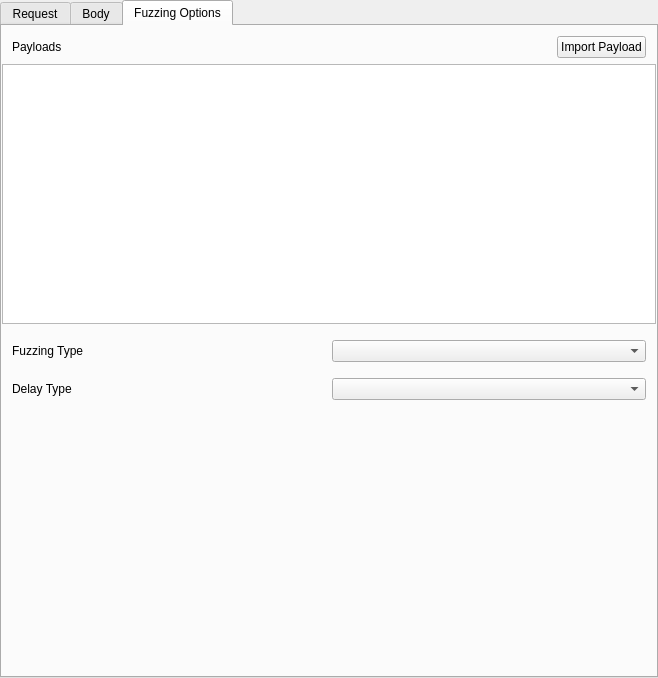
Before: the Qt Designer form src/views/editor/fuzz_view.ui in evanrolfe/pntest, drawn with Qt 5.
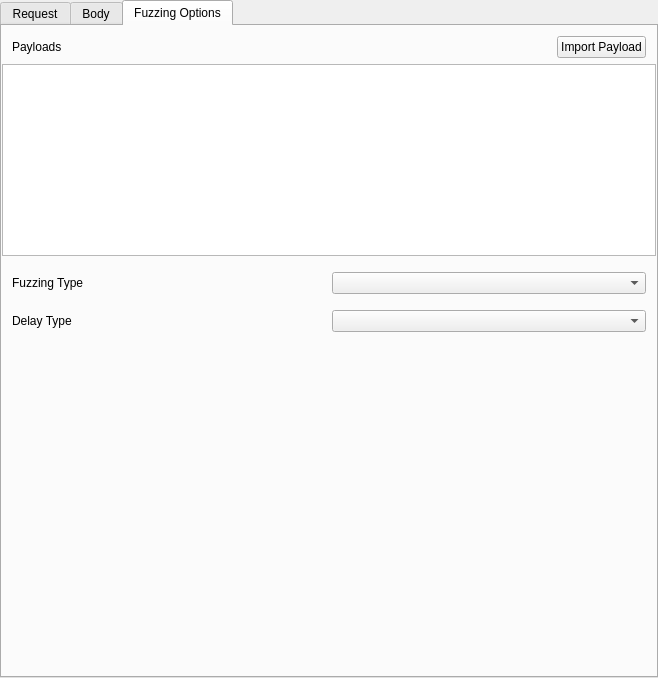
After: the same form once the commit is applied. Custom widgets are drawn as their Qt base class.

Commit message: Add vertical spacer

The edit to the form file:
```diff
--- a/src/views/editor/fuzz_view.ui
+++ b/src/views/editor/fuzz_view.ui
@@ -199,7 +199,7 @@
         </item>
         <item>
          <widget class="QStackedWidget" name="delayDurationStack">
-         <widget class="QWidget" name="delayDurationDisabled"/>
+          <widget class="QWidget" name="delayDurationDisabled"/>
           <widget class="QWidget" name="delayDurationForm">
            <layout class="QHBoxLayout" name="delayDurationLayout">
             <property name="leftMargin">
@@ -326,6 +326,19 @@
           </widget>
          </widget>
         </item>
+        <item>
+         <spacer name="verticalSpacer">
+          <property name="orientation">
+           <enum>Qt::Vertical</enum>
+          </property>
+          <property name="sizeHint" stdset="0">
+           <size>
+            <width>20</width>
+            <height>40</height>
+           </size>
+          </property>
+         </spacer>
+        </item>
        </layout>
       </widget>
      </widget>
```
The commit also changes 1 other file.
